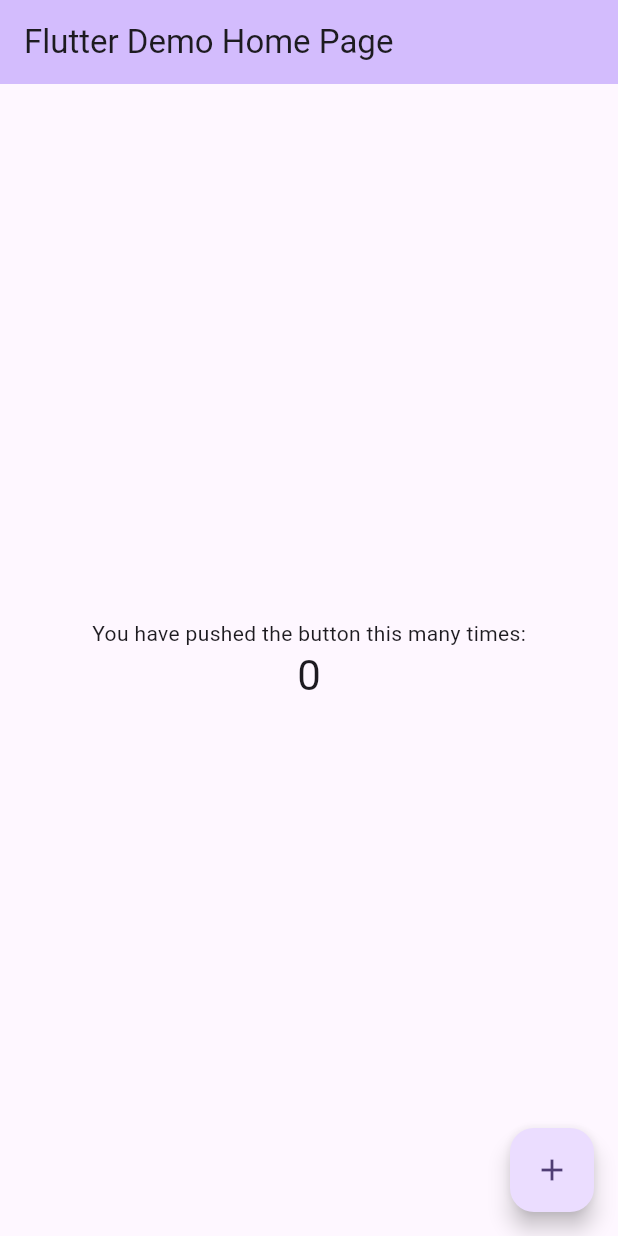
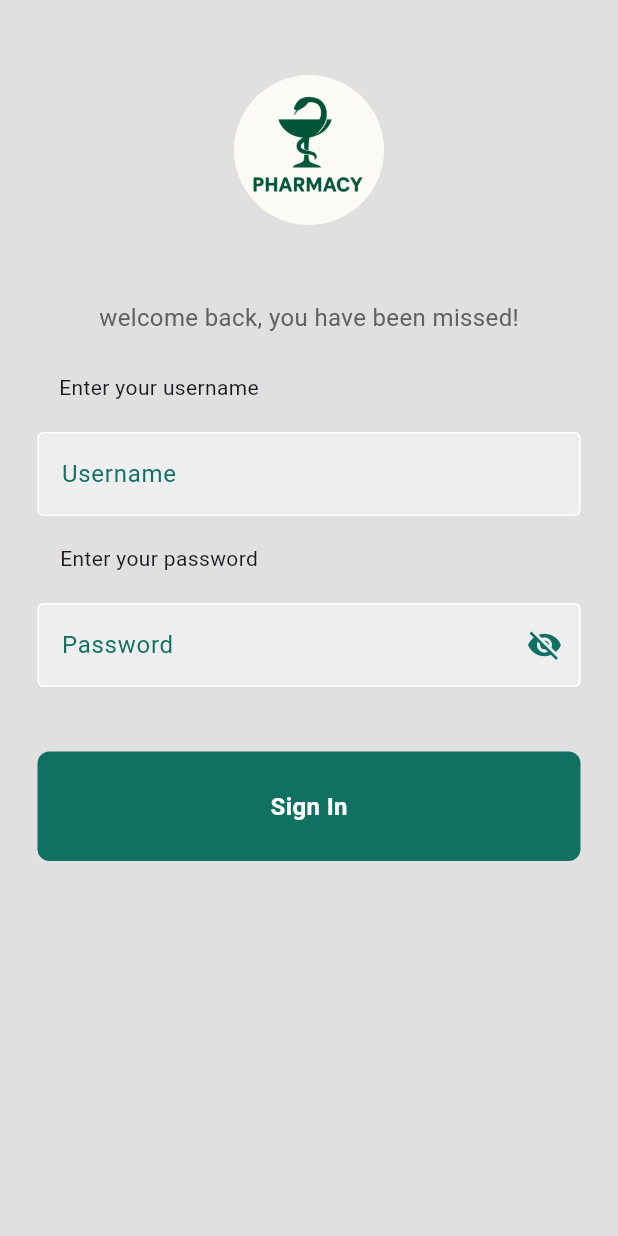
Before and after one commit to Emad-Nasri/pharmacy-app, a Flutter app: the screen it shows after launch, on a phone screen of 412 x 824 dp. Run offline on Flutter 3.47's test engine with Material 3 defaults, Android fonts, the light colour scheme and no system bars; our stand-ins replace get.

Commit message:
I created  login page and splash screen and added navigation to homepage and make drawer in homepage

```diff
--- /dev/null
+++ b/lib/components/my_button.dart
@@ -0,0 +1,27 @@
+import 'package:flutter/material.dart';
+
+//to sign in button
+class MyButton extends StatelessWidget {
+  const MyButton({super.key, required this.onTap});
+  final Function()? onTap;
+  @override
+  Widget build(BuildContext context) {
+    return GestureDetector(
+      onTap: onTap,
+      child: Container(
+        padding: const EdgeInsets.all(25),
+        margin: const EdgeInsets.symmetric(horizontal: 25),
+        decoration: BoxDecoration(
+            color: const Color(0xff107163),
+            borderRadius: BorderRadius.circular(8)),
+        child: const Center(
+          child: Text(
+            'Sign In',
+            style: TextStyle(
+                color: Colors.white, fontWeight: FontWeight.bold, fontSize: 16),
+          ),
+        ),
+      ),
+    );
+  }
+}
--- /dev/null
+++ b/lib/components/my_text_field.dart
@@ -0,0 +1,68 @@
+import 'package:flutter/material.dart';
+
+//to username and password text field
+class MyTextField extends StatelessWidget {
+  final TextEditingController controller;
+  final String hintText;
+  final String lableText;
+  final bool obscureText;
+  final VoidCallback? toggleVisibility;
+
+  const MyTextField({
+    super.key,
+    required this.controller,
+    required this.hintText,
+    required this.lableText,
+    required this.obscureText,
+    this.toggleVisibility,
+  });
+
+  @override
+  Widget build(BuildContext context) {
+    final bool isPassword = lableText.toLowerCase() == 'password';
+
+    return Padding(
+      padding: const EdgeInsets.symmetric(horizontal: 25, vertical: 8),
+      child: TextFormField(
+        controller: controller,
+        obscureText: obscureText,
+        cursorColor: const Color(0xff107163),
+        style: const TextStyle(color: Color(0xff107163)),
+        decoration: InputDecoration(
+          label: Text(lableText),
+          labelStyle: const TextStyle(color: Color(0xff107163)),
+          enabledBorder: const OutlineInputBorder(
+            borderSide: BorderSide(color: Colors.white),
+          ),
+          focusedBorder: const OutlineInputBorder(
+            borderSide: BorderSide(color: Colors.grey),
+          ),
+          fillColor: Colors.grey.shade200,
+          filled: true,
+          hintText: hintText,
+          hintStyle: const TextStyle(color: Color(0xff107163)),
+          suffixIcon: isPassword
+              ? IconButton(
+                  icon: Icon(
+                    obscureText ? Icons.visibility_off : Icons.visibility,
+                    color: const Color(0xff107163),
+                  ),
+                  onPressed: toggleVisibility,
+                )
+              : null,
+        ),
+        validator: (value) {
+          if (value == null || value.trim().isEmpty) {
+            return 'please enter a $lableText and dont let it empty';
+          }
+
+          if (isPassword && value.length < 8) {
+            return 'Password must be at least 8 characters long.';
+          }
+
+          return null;
+        },
+      ),
+    );
+  }
+}
--- a/lib/main.dart
+++ b/lib/main.dart
@@ -1,4 +1,6 @@
 import 'package:flutter/material.dart';
+import 'package:get/get_navigation/src/root/get_material_app.dart';
+import 'package:pharmacy_app/pages/splash_screen.dart';
 
 void main() {
   runApp(const MyApp());
@@ -7,119 +9,12 @@
 class MyApp extends StatelessWidget {
   const MyApp({super.key});
 
-  // This widget is the root of your application.
+  // This widget is the root of our application.
   @override
   Widget build(BuildContext context) {
-    return MaterialApp(
-      title: 'Flutter Demo',
-      theme: ThemeData(
-        // This is the theme of your application.
-        //
-        // TRY THIS: Try running your application with "flutter run". You'll see
-        // the application has a purple toolbar. Then, without quitting the app,
-        // try changing the seedColor in the colorScheme below to Colors.green
-        // and then invoke "hot reload" (save your changes or press the "hot
-        // reload" button in a Flutter-supported IDE, or press "r" if you used
-        // the command line to start the app).
-        //
-        // Notice that the counter didn't reset back to zero; the application
-        // state is not lost during the reload. To reset the state, use hot
-        // restart instead.
-        //
-        // This works for code too, not just values: Most code changes can be
-        // tested with just a hot reload.
-        colorScheme: ColorScheme.fromSeed(seedColor: Colors.deepPurple),
-        useMaterial3: true,
-      ),
-      home: const MyHomePage(title: 'Flutter Demo Home Page'),
+    return const GetMaterialApp(
+      debugShowCheckedModeBanner: false,
+      home: SplashScreen(),
     );
   }
 }
-
-class MyHomePage extends StatefulWidget {
-  const MyHomePage({super.key, required this.title});
-
-  // This widget is the home page of your application. It is stateful, meaning
-  // that it has a State object (defined below) that contains fields that affect
-  // how it looks.
-
-  // This class is the configuration for the state. It holds the values (in this
-  // case the title) provided by the parent (in this case the App widget) and
-  // used by the build method of the State. Fields in a Widget subclass are
-  // always marked "final".
-
-  final String title;
-
-  @override
-  State<MyHomePage> createState() => _MyHomePageState();
-}
-
-class _MyHomePageState extends State<MyHomePage> {
-  int _counter = 0;
-
-  void _incrementCounter() {
-    setState(() {
-      // This call to setState tells the Flutter framework that something has
-      // changed in this State, which causes it to rerun the build method below
-      // so that the display can reflect the updated values. If we changed
-      // _counter without calling setState(), then the build method would not be
-      // called again, and so nothing would appear to happen.
-      _counter++;
-    });
-  }
-
-  @override
-  Widget build(BuildContext context) {
-    // This method is rerun every time setState is called, for instance as done
-    // by the _incrementCounter method above.
-    //
-    // The Flutter framework has been optimized to make rerunning build methods
-    // fast, so that you can just rebuild anything that needs updating rather
-    // than having to individually change instances of widgets.
-    return Scaffold(
-      appBar: AppBar(
-        // TRY THIS: Try changing the color here to a specific color (to
-        // Colors.amber, perhaps?) and trigger a hot reload to see the AppBar
-        // change color while the other colors stay the same.
-        backgroundColor: Theme.of(context).colorScheme.inversePrimary,
-        // Here we take the value from the MyHomePage object that was created by
-        // the App.build method, and use it to set our appbar title.
-        title: Text(widget.title),
-      ),
-      body: Center(
-        // Center is a layout widget. It takes a single child and positions it
-        // in the middle of the parent.
-        child: Column(
-          // Column is also a layout widget. It takes a list of children and
-          // arranges them vertically. By default, it sizes itself to fit its
-          // children horizontally, and tries to be as tall as its parent.
-          //
-          // Column has various properties to control how it sizes itself and
-          // how it positions its children. Here we use mainAxisAlignment to
-          // center the children vertically; the main axis here is the vertical
-          // axis because Columns are vertical (the cross axis would be
-          // horizontal).
-          //
-          // TRY THIS: Invoke "debug painting" (choose the "Toggle Debug Paint"
-          // action in the IDE, or press "p" in the console), to see the
-          // wireframe for each widget.
-          mainAxisAlignment: MainAxisAlignment.center,
-          children: <Widget>[
-            const Text(
-              'You have pushed the button this many times:',
-            ),
-            Text(
-              '$_counter',
-              style: Theme.of(context).textTheme.headlineMedium,
-            ),
-          ],
-        ),
-      ),
-      floatingActionButton: FloatingActionButton(
-        onPressed: _incrementCounter,
-        tooltip: 'Increment',
-        child: const Icon(Icons.add),
-      ), // This trailing comma makes auto-formatting nicer for build methods.
-    );
-  }
-}
--- /dev/null
+++ b/lib/pages/login.dart
@@ -0,0 +1,119 @@
+import 'package:flutter/material.dart';
+import 'package:pharmacy_app/components/my_button.dart';
+import 'package:pharmacy_app/components/my_text_field.dart';
+import 'package:get/get.dart';
+import 'package:pharmacy_app/pages/home_page.dart';
+
+class LoginPage extends StatefulWidget {
+  const LoginPage({super.key});
+
+  @override
+  State<LoginPage> createState() => _LoginPageState();
+}
+
+class _LoginPageState extends State<LoginPage> {
+  final usernameController = TextEditingController();
+  final passwordController = TextEditingController();
+  final _formKey = GlobalKey<FormState>();
+
+  bool showPassword = true;
+
+  void singUserIn() {
+    // login logic
+    if (_formKey.currentState!.validate()) {
+      print('Tapped');
+      Get.off(const HomePage());
+    }
+    // إذا لم تكن الحقول صالحة، لن يتم تنفيذ شيء
+  }
+
+  void togglePasswordVisibility() {
+    setState(() {
+      showPassword = !showPassword;
+    });
+  }
+
+  @override
+  Widget build(BuildContext context) {
+    return Scaffold(
+      resizeToAvoidBottomInset: false,
+      backgroundColor: Colors.grey[300],
+      body: SafeArea(
+        child: Center(
+          child: ListView(
+            children: [
+              Form(
+                key: _formKey, // ربط النموذج بالمفتاح
+                child: Column(
+                  mainAxisAlignment: MainAxisAlignment.center,
+                  children: [
+                    const SizedBox(height: 50),
+
+                    // logo
+                    Container(
+                      height: 100,
+                      width: 100,
+                      decoration: BoxDecoration(
+                        borderRadius: BorderRadius.circular(100),
+                        image: const DecorationImage(
+                          image: AssetImage('assets/images/logo.png'),
+                        ),
+                      ),
+                    ),
+
+                    const SizedBox(height: 50),
+
+                    //welcome back, you have been missed!
+                    Text(
+                      'welcome back, you have been missed!',
+                      style: TextStyle(color: Colors.grey[700], fontSize: 16),
+                    ),
+
+                    const SizedBox(height: 25),
+
+                    const Padding(
+                      padding: EdgeInsets.only(right: 200, bottom: 12),
+                      child: Text('Enter your username'),
+                    ),
+
+                    //username text field
+                    MyTextField(
+                      controller: usernameController,
+                      hintText: 'Username',
+                      lableText: 'Username',
+                      obscureText: false,
+                    ),
+
+                    const SizedBox(height: 10),
+
+                    const Padding(
+                      padding: EdgeInsets.only(right: 200, bottom: 12),
+                      child: Text('Enter your password'),
+                    ),
+
+                    //password text field
+                    MyTextField(
+                      controller: passwordController,
+                      hintText: 'Password',
+                      lableText: 'Password',
+                      obscureText: showPassword,
+                      toggleVisibility: togglePasswordVisibility,
+                    ),
+
+                    const SizedBox(height: 10),
+
+                    const SizedBox(height: 25),
+
+                    MyButton(onTap: singUserIn),
+
+                    const SizedBox(height: 50),
+                  ],
+                ),
+              ),
+            ],
+          ),
+        ),
+      ),
+    );
+  }
+}
--- a/pubspec.yaml
+++ b/pubspec.yaml
@@ -28,6 +28,7 @@ environment:
 # the latest version available on pub.dev. To see which dependencies have newer
 # versions available, run `flutter pub outdated`.
 dependencies:
+  get: ^4.7.2
   flutter:
     sdk: flutter
 
@@ -59,8 +60,8 @@ flutter:
   uses-material-design: true
 
   # To add assets to your application, add an assets section, like this:
-  # assets:
-  #   - images/a_dot_burr.jpeg
+  assets:
+    - assets/images/
   #   - images/a_dot_ham.jpeg
 
   # An image asset can refer to one or more resolution-specific "variants", see
```
Also changed, not shown: lib/components/my_list_tile.dart (added, +16 -0 lines), lib/pages/home_page.dart (added, +23 -0 lines), lib/pages/splash_screen.dart (added, +82 -0 lines), assets/images/logo.png (added), pubspec.lock, 211 other files.
